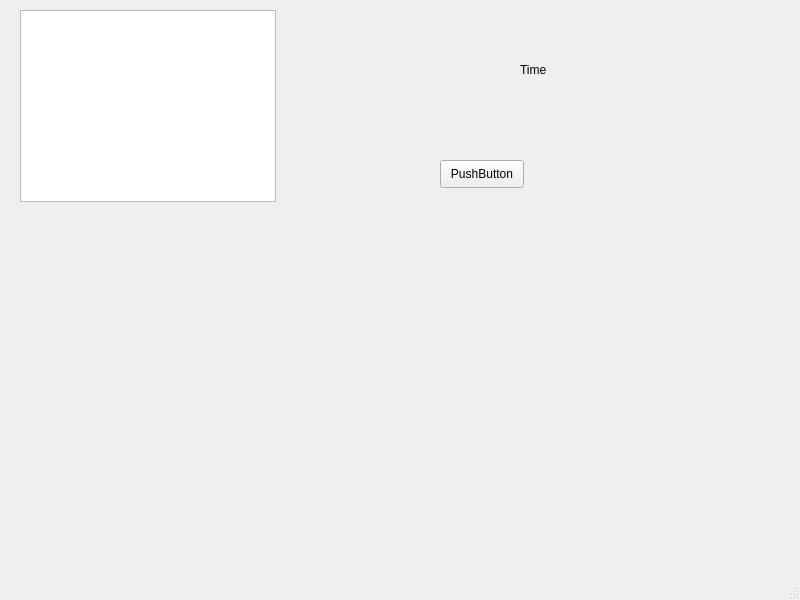
The window that Game/mainwindow.ui (kanniai/tuni-programming) describes before a commit, drawn with Qt 5.
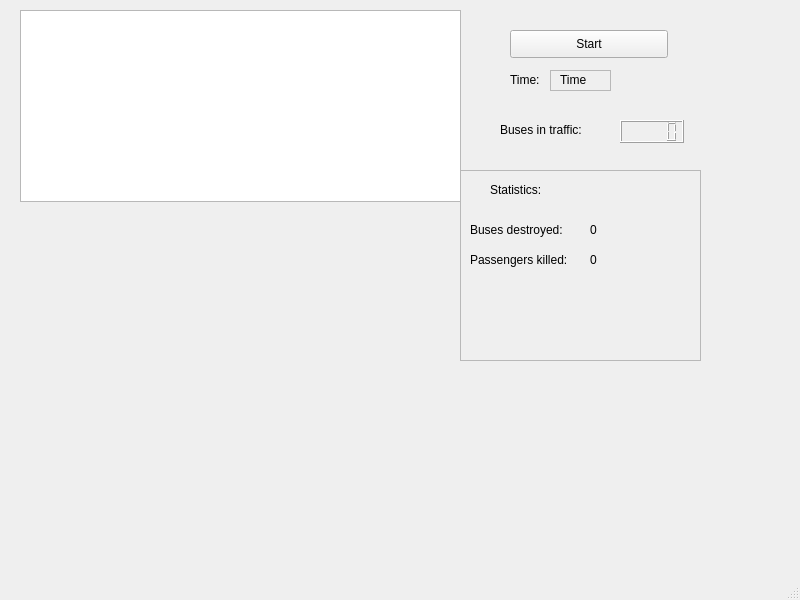
The same window after the commit.

Diff of the .ui file:
```diff
--- a/Game/mainwindow.ui
+++ b/Game/mainwindow.ui
@@ -19,7 +19,7 @@
      <rect>
       <x>20</x>
       <y>10</y>
-      <width>256</width>
+      <width>441</width>
       <height>192</height>
      </rect>
     </property>
@@ -27,22 +27,35 @@
    <widget class="QPushButton" name="startButton">
     <property name="geometry">
      <rect>
-      <x>440</x>
-      <y>160</y>
-      <width>84</width>
+      <x>510</x>
+      <y>30</y>
+      <width>158</width>
       <height>28</height>
      </rect>
     </property>
     <property name="text">
-     <string>PushButton</string>
+     <string>Start</string>
+    </property>
+   </widget>
+   <widget class="QLabel" name="timeLabel">
+    <property name="geometry">
+     <rect>
+      <x>510</x>
+      <y>70</y>
+      <width>158</width>
+      <height>20</height>
+     </rect>
+    </property>
+    <property name="text">
+     <string>Time:</string>
     </property>
    </widget>
    <widget class="QLabel" name="runningTime">
     <property name="geometry">
      <rect>
-      <x>520</x>
-      <y>60</y>
-      <width>63</width>
+      <x>560</x>
+      <y>70</y>
+      <width>158</width>
       <height>20</height>
      </rect>
     </property>
@@ -50,6 +63,129 @@
      <string>Time</string>
     </property>
    </widget>
+   <widget class="QLabel" name="statisticsLabel">
+    <property name="geometry">
+     <rect>
+      <x>490</x>
+      <y>180</y>
+      <width>63</width>
+      <height>20</height>
+     </rect>
+    </property>
+    <property name="text">
+     <string>Statistics:</string>
+    </property>
+   </widget>
+   <widget class="QLCDNumber" name="busCount">
+    <property name="geometry">
+     <rect>
+      <x>620</x>
+      <y>120</y>
+      <width>64</width>
+      <height>23</height>
+     </rect>
+    </property>
+    <property name="styleSheet">
+     <string notr="true"/>
+    </property>
+   </widget>
+   <widget class="QLabel" name="busesLabel">
+    <property name="geometry">
+     <rect>
+      <x>500</x>
+      <y>120</y>
+      <width>111</width>
+      <height>20</height>
+     </rect>
+    </property>
+    <property name="text">
+     <string>Buses in traffic:</string>
+    </property>
+   </widget>
+   <widget class="QFrame" name="timeFrame">
+    <property name="geometry">
+     <rect>
+      <x>550</x>
+      <y>70</y>
+      <width>61</width>
+      <height>21</height>
+     </rect>
+    </property>
+    <property name="frameShape">
+     <enum>QFrame::StyledPanel</enum>
+    </property>
+    <property name="frameShadow">
+     <enum>QFrame::Raised</enum>
+    </property>
+   </widget>
+   <widget class="QLabel" name="killedLabel">
+    <property name="geometry">
+     <rect>
+      <x>590</x>
+      <y>220</y>
+      <width>63</width>
+      <height>20</height>
+     </rect>
+    </property>
+    <property name="text">
+     <string>0</string>
+    </property>
+   </widget>
+   <widget class="QLabel" name="killedTextLabel">
+    <property name="geometry">
+     <rect>
+      <x>470</x>
+      <y>250</y>
+      <width>121</width>
+      <height>20</height>
+     </rect>
+    </property>
+    <property name="text">
+     <string>Passengers killed: </string>
+    </property>
+   </widget>
+   <widget class="QLabel" name="destroyedTextLabel">
+    <property name="geometry">
+     <rect>
+      <x>470</x>
+      <y>220</y>
+      <width>121</width>
+      <height>20</height>
+     </rect>
+    </property>
+    <property name="text">
+     <string>Buses destroyed:</string>
+    </property>
+   </widget>
+   <widget class="QLabel" name="destroyedLabel">
+    <property name="geometry">
+     <rect>
+      <x>590</x>
+      <y>250</y>
+      <width>63</width>
+      <height>20</height>
+     </rect>
+    </property>
+    <property name="text">
+     <string>0</string>
+    </property>
+   </widget>
+   <widget class="QFrame" name="statisticsFrame">
+    <property name="geometry">
+     <rect>
+      <x>460</x>
+      <y>170</y>
+      <width>241</width>
+      <height>191</height>
+     </rect>
+    </property>
+    <property name="frameShape">
+     <enum>QFrame::StyledPanel</enum>
+    </property>
+    <property name="frameShadow">
+     <enum>QFrame::Raised</enum>
+    </property>
+   </widget>
   </widget>
   <widget class="QMenuBar" name="menubar">
    <property name="geometry">
```
